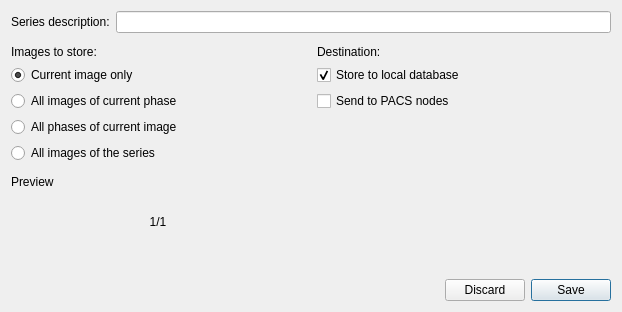
starviewer-medical/starviewer, file starviewer/src/inputoutput/qexporterbase.ui: the form before one commit.
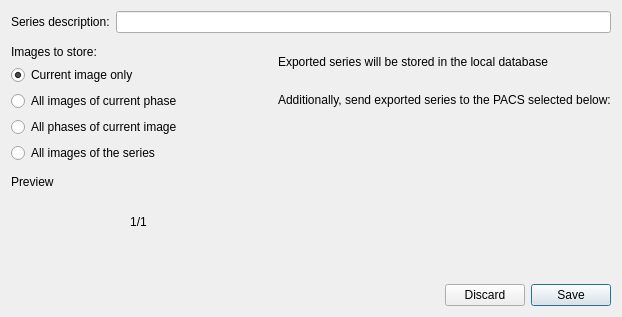
The form after the commit. Custom widgets are drawn as their Qt base class.

Commit message: ENH: Redesign the UI of the QExporterTool to make it simpler. The destination checkboxes have been replaced by labels because the first one, "store to database" has to be always checked to do anything, and the second one, "send to PACS", is made irrelevant by the PACS selection itself. This also makes the destinationsChanged() method obsolete. #1972

Diff of the .ui file:
```diff
--- a/starviewer/src/inputoutput/qexporterbase.ui
+++ b/starviewer/src/inputoutput/qexporterbase.ui
@@ -7,7 +7,7 @@
     <x>0</x>
     <y>0</y>
     <width>622</width>
-    <height>308</height>
+    <height>317</height>
    </rect>
   </property>
   <property name="sizePolicy">
@@ -158,32 +158,19 @@
        <item>
         <widget class="QLabel" name="label">
          <property name="text">
-          <string>Destination:</string>
+          <string>Exported series will be stored in the local database</string>
          </property>
         </widget>
        </item>
        <item>
-        <widget class="QCheckBox" name="m_storeToLocalCheckBox">
+        <widget class="QLabel" name="label_3">
          <property name="text">
-          <string>Store to local database</string>
-         </property>
-         <property name="checked">
-          <bool>true</bool>
-         </property>
-        </widget>
-       </item>
-       <item>
-        <widget class="QCheckBox" name="m_sendToPacsCheckBox">
-         <property name="text">
-          <string>Send to PACS nodes</string>
+          <string>Additionally, send exported series to the PACS selected below:</string>
          </property>
         </widget>
        </item>
        <item>
         <widget class="udg::QPacsList" name="m_pacsList" native="true">
-         <property name="enabled">
-          <bool>false</bool>
-         </property>
          <property name="sizePolicy">
           <sizepolicy hsizetype="Preferred" vsizetype="Preferred">
            <horstretch>0</horstretch>
```
The commit also changes 2 other files.
